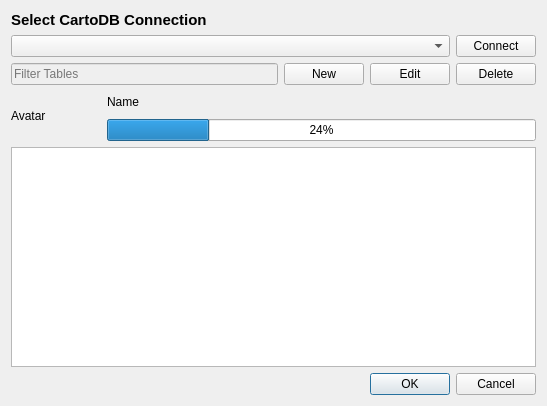
gkudos/qgis-cartodb, file ui/UI_CartoDBPlugin.ui: the form before one commit.
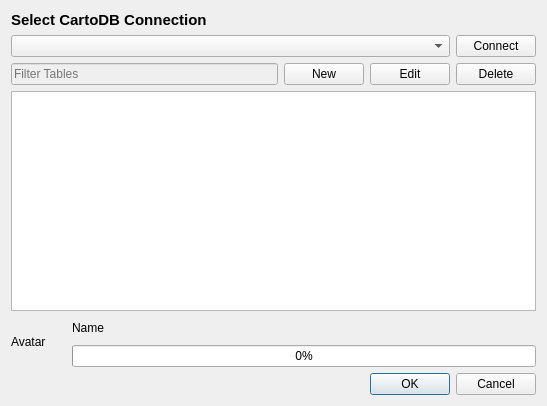
The form after the commit.

Patch:
```diff
--- a/ui/UI_CartoDBPlugin.ui
+++ b/ui/UI_CartoDBPlugin.ui
@@ -105,6 +105,16 @@
      </item>
     </layout>
    </item>
+   <item>
+    <widget class="QListWidget" name="tablesList">
+     <property name="alternatingRowColors">
+      <bool>true</bool>
+     </property>
+     <property name="selectionMode">
+      <enum>QAbstractItemView::MultiSelection</enum>
+     </property>
+    </widget>
+   </item>
    <item>
     <layout class="QHBoxLayout" name="userDataLayout">
      <item>
@@ -136,7 +146,7 @@
        </property>
        <property name="sizeHint" stdset="0">
         <size>
-         <width>40</width>
+         <width>5</width>
          <height>20</height>
         </size>
        </property>
@@ -157,7 +167,7 @@
        <item>
         <widget class="QProgressBar" name="remainingBar">
          <property name="value">
-          <number>24</number>
+          <number>0</number>
          </property>
         </widget>
        </item>
@@ -165,16 +175,6 @@
      </item>
     </layout>
    </item>
-   <item>
-    <widget class="QListWidget" name="tablesList">
-     <property name="alternatingRowColors">
-      <bool>true</bool>
-     </property>
-     <property name="selectionMode">
-      <enum>QAbstractItemView::MultiSelection</enum>
-     </property>
-    </widget>
-   </item>
    <item>
     <widget class="QDialogButtonBox" name="buttonBox">
      <property name="orientation">
```
